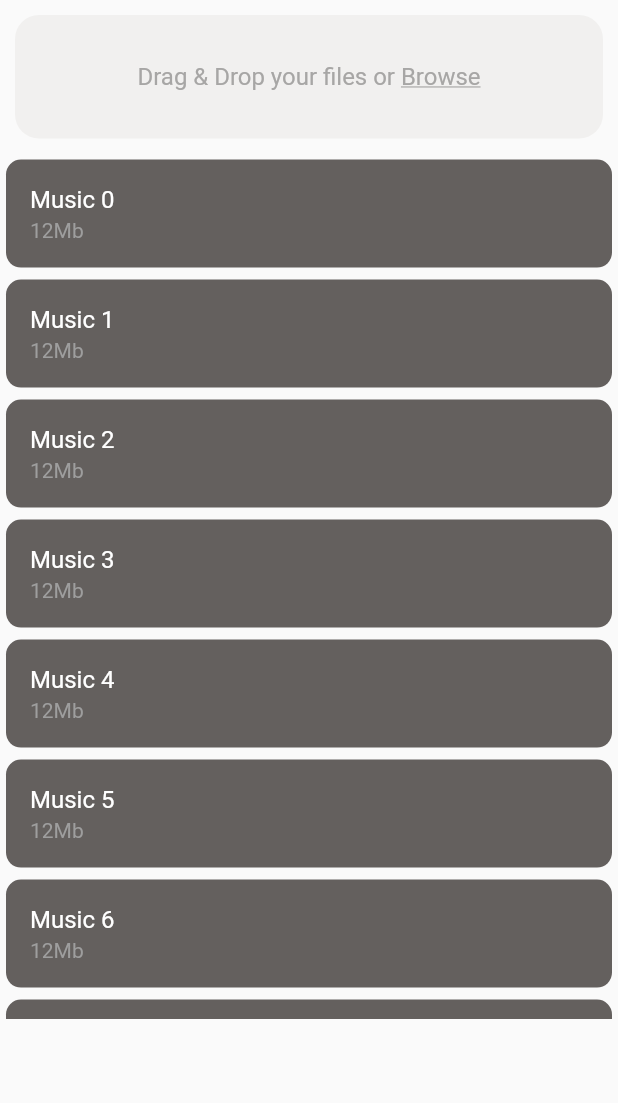
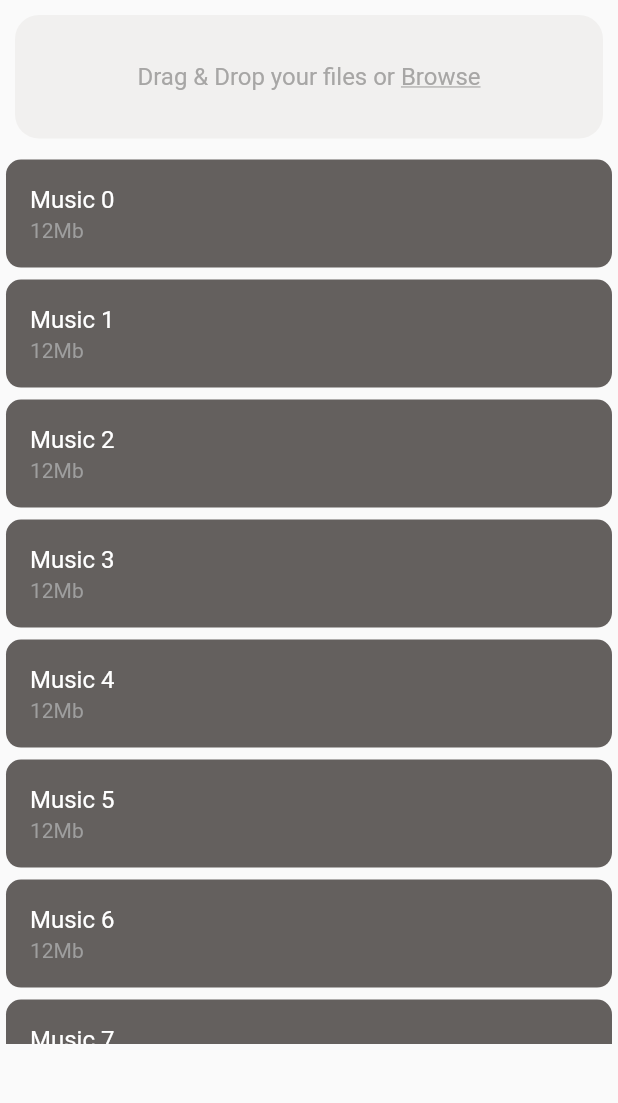
Before and after one commit to marufrobin/fileUploaderApp, a Flutter app: the screen it shows after launch, on a phone screen of 412 x 824 dp, the part 84-1187 px from its top. Run offline on Flutter 3.47's test engine with Material 2 defaults, Android fonts, the phone set to English and light mode, and no system bars.

Commit message:
Home page design initialy done

```diff
--- a/lib/homePage.dart
+++ b/lib/homePage.dart
@@ -40,16 +40,16 @@ class HomePage extends StatelessWidget {
             )),
           ),
           Container(
-            height: height * 0.7,
+            height: height * 0.72,
             width: width,
             child: ListView.builder(
               itemCount: 10,
               scrollDirection: Axis.vertical,
-              physics: BouncingScrollPhysics(),
+              physics: const BouncingScrollPhysics(),
               itemBuilder: (context, index) => Container(
                 decoration: BoxDecoration(
                     color: kListColor, borderRadius: BorderRadius.circular(10)),
-                margin: EdgeInsets.all(4),
+                margin: const EdgeInsets.all(4),
                 child: ListTile(
                   title: Text(
                     "Music $index",
--- a/lib/main.dart
+++ b/lib/main.dart
@@ -1,4 +1,5 @@
 import 'package:flutter/material.dart';
+import 'package:flutter/services.dart';
 import 'package:uploader_app/homePage.dart';
 
 void main() {
@@ -11,6 +12,8 @@ class MyApp extends StatelessWidget {
   // This widget is the root of your application.
   @override
   Widget build(BuildContext context) {
+    SystemChrome.setSystemUIOverlayStyle(
+        SystemUiOverlayStyle(statusBarColor: Colors.transparent));
     return MaterialApp(
       title: 'Flutter Demo',
       theme: ThemeData(),
```
